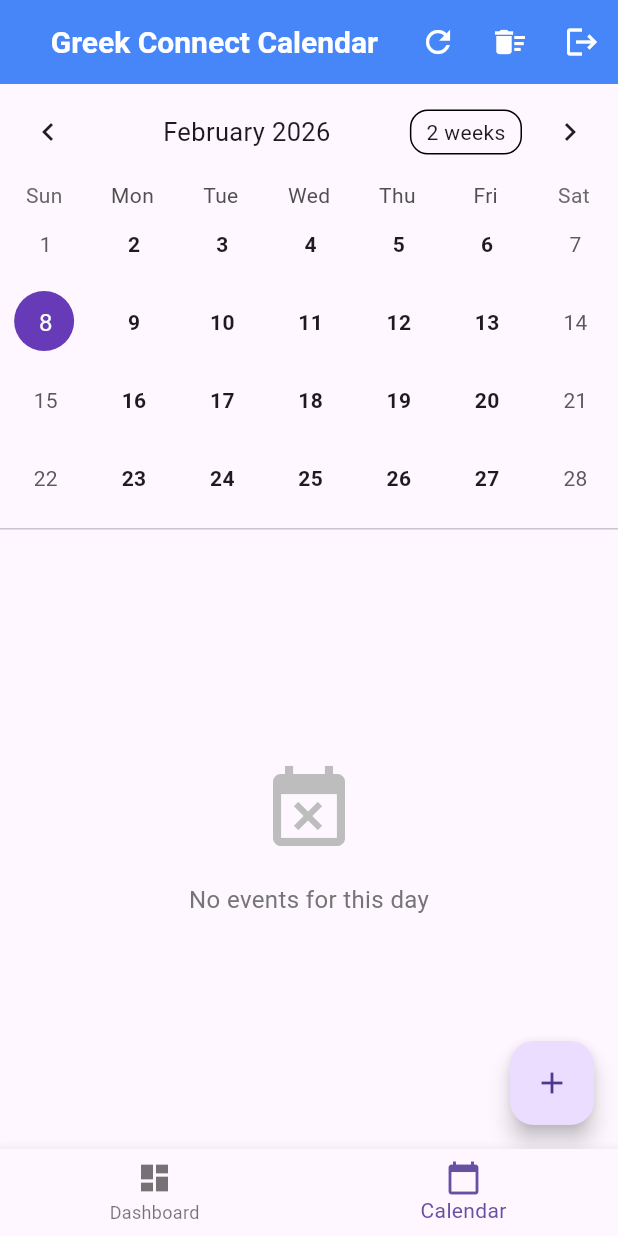
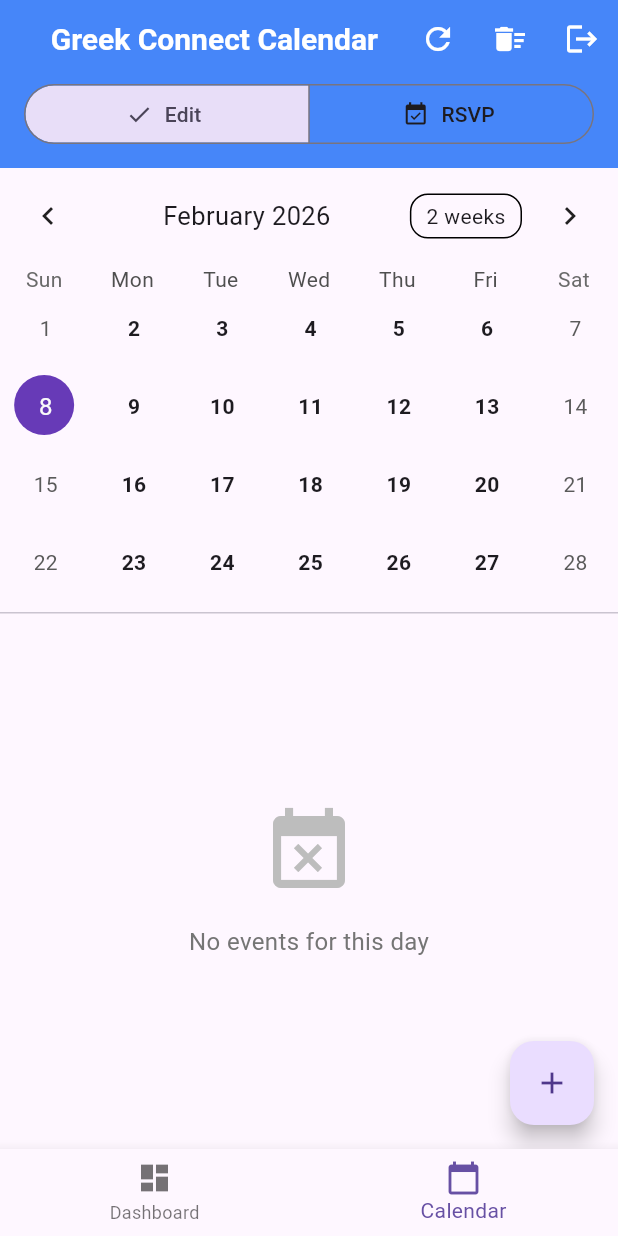
Before and after one commit to Jgalligan1/GreekConnect, a Flutter app: the screen it shows once a user with an empty profile is signed in, item 2 of the bottom bar chosen, on a phone screen of 412 x 824 dp. Run offline on Flutter 3.47's test engine with Material 3 defaults, Android fonts, the phone set to English and light mode, and no system bars; drawn by our look-alikes of table_calendar; our stand-ins replace cloud_firestore, firebase_auth, firebase_core, shared_preferences; accounts and stored records are empty.

Commit message:
RSVP Toggle

```diff
--- a/greek_connect/lib/screens/calendar_screen.dart
+++ b/greek_connect/lib/screens/calendar_screen.dart
@@ -6,6 +6,9 @@
 import '../models/event.dart';
 import '../services/event_storage.dart';
 import '../widgets/event_form_modal.dart';
+import '../widgets/event_rsvp.dart';
+
+enum CalendarMode { edit, rsvp }
 
 class CalendarScreen extends StatefulWidget {
   const CalendarScreen({super.key});
@@ -21,6 +24,7 @@
   DateTime _focusedDay = DateTime.now();
   DateTime? _selectedDay;
   CalendarFormat _calendarFormat = CalendarFormat.month;
+  CalendarMode _mode = CalendarMode.edit;
 
   // Loading state
   bool _isLoading = true;
@@ -137,6 +141,36 @@
     return Scaffold(
       appBar: AppBar(
         title: const Text('Greek Connect Calendar'),
+        bottom: PreferredSize(
+          preferredSize: const Size.fromHeight(56),
+          child: Padding(
+            padding: const EdgeInsets.only(left: 16, right: 16, bottom: 12),
+            child: Row(
+              children: [
+                Expanded(
+                  child: SegmentedButton<CalendarMode>(
+                    segments: const [
+                      ButtonSegment(
+                        value: CalendarMode.edit,
+                        label: Text('Edit'),
+                        icon: Icon(Icons.edit),
+                      ),
+                      ButtonSegment(
+                        value: CalendarMode.rsvp,
+                        label: Text('RSVP'),
+                        icon: Icon(Icons.event_available),
+                      ),
+                    ],
+                    selected: {_mode},
+                    onSelectionChanged: (selection) {
+                      setState(() => _mode = selection.first);
+                    },
+                  ),
+                ),
+              ],
+            ),
+          ),
+        ),
         actions: [
           IconButton(icon: const Icon(Icons.refresh), onPressed: _loadEvents),
           IconButton(
@@ -330,13 +364,36 @@
                                     ),
                                 ],
                               ),
-                              trailing: IconButton(
+                              trailing: _mode == CalendarMode.edit
+                                  ? IconButton(
                                       icon: const Icon(
                                         Icons.delete,
                                         color: Colors.red,
                                       ),
                                       onPressed: () => _deleteEvent(event),
+                                    )
+                                  : null,
+                              onTap: _mode == CalendarMode.rsvp
+                                  ? () async {
+                                      final didRsvp =
+                                          await showModalBottomSheet<bool>(
+                                        context: context,
+                                        isScrollControlled: true,
+                                        backgroundColor: Colors.transparent,
+                                        builder: (context) =>
+                                            EventRsvpModal(event: event),
+                                      );
+
+                                      if (didRsvp == true && mounted) {
+                                        ScaffoldMessenger.of(context)
+                                            .showSnackBar(
+                                          const SnackBar(
+                                            content: Text('RSVP saved'),
                                           ),
+                                        );
+                                      }
+                                    }
+                                  : null,
                             ),
                           );
                         },
@@ -346,7 +403,8 @@
                 ),
               ],
             ),
-      floatingActionButton: FloatingActionButton(
+      floatingActionButton: _mode == CalendarMode.edit
+          ? FloatingActionButton(
               onPressed: () async {
                 if (_selectedDay == null) return;
 
@@ -393,7 +451,8 @@
                 }
               },
               child: const Icon(Icons.add),
-      ),
+            )
+          : null,
     );
   }
 }
```
Also changed, not shown: greek_connect/lib/widgets/event_rsvp.dart (added, +105 -0 lines). Lines whose indentation alone changed are shown as unchanged.
